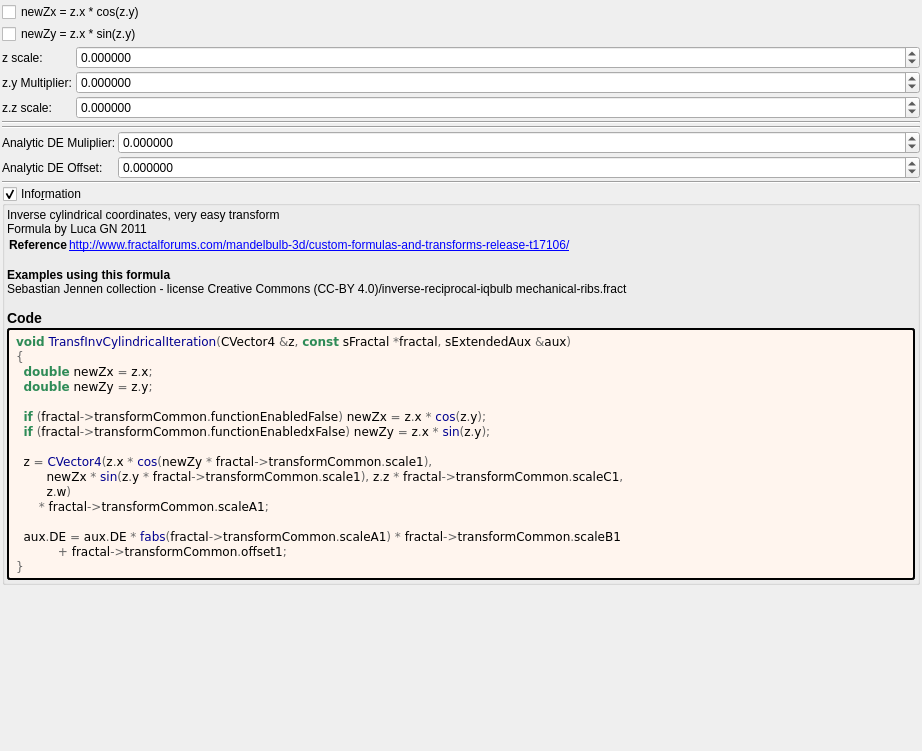
Above: mandelbulber2/formula/ui/transf_inv_cylindrical.ui from buddhi1980/mandelbulber2 before the change. Below: the same form after it.
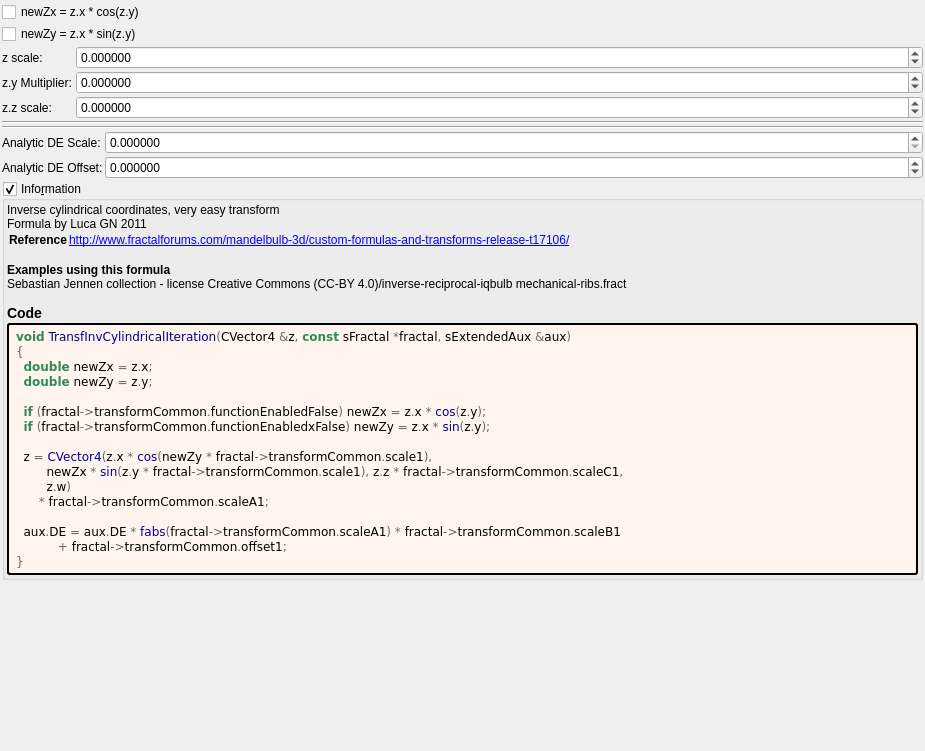
That is the form after the change. Custom widgets are drawn as their Qt base class.

What changed in the file:
```diff
--- a/mandelbulber2/formula/ui/transf_inv_cylindrical.ui
+++ b/mandelbulber2/formula/ui/transf_inv_cylindrical.ui
@@ -6,7 +6,7 @@
    <rect>
     <x>0</x>
     <y>0</y>
-    <width>922</width>
+    <width>925</width>
     <height>751</height>
    </rect>
   </property>
@@ -180,7 +180,7 @@
         </font>
        </property>
        <property name="text">
-        <string>Analytic DE Muliplier:</string>
+        <string>Analytic DE Scale:</string>
        </property>
       </widget>
      </item>
@@ -208,7 +208,7 @@
         <number>6</number>
        </property>
        <property name="minimum">
-        <double>-99.000000000000000</double>
+        <double>0.000000000000000</double>
        </property>
        <property name="maximum">
         <double>99.000000000000000</double>
@@ -267,13 +267,6 @@
      </item>
     </layout>
    </item>
-   <item>
-    <widget class="Line" name="line_31">
-     <property name="orientation">
-      <enum>Qt::Horizontal</enum>
-     </property>
-    </widget>
-   </item>
    <item>
     <widget class="MyGroupBox" name="groupCheck_info">
      <property name="title">
@@ -377,17 +370,17 @@
   </layout>
  </widget>
  <customwidgets>
+  <customwidget>
+   <class>MyDoubleSpinBox</class>
+   <extends>QDoubleSpinBox</extends>
+   <header>my_double_spin_box.h</header>
+  </customwidget>
   <customwidget>
    <class>MyGroupBox</class>
    <extends>QGroupBox</extends>
    <header>my_group_box.h</header>
    <container>1</container>
   </customwidget>
-  <customwidget>
-   <class>MyDoubleSpinBox</class>
-   <extends>QDoubleSpinBox</extends>
-   <header>my_double_spin_box.h</header>
-  </customwidget>
  </customwidgets>
  <tabstops>
   <tabstop>checkBox_transf_function_enabled_false</tabstop>
```
Left out of the diff: 2 changed lines with no effect on the pictures.
